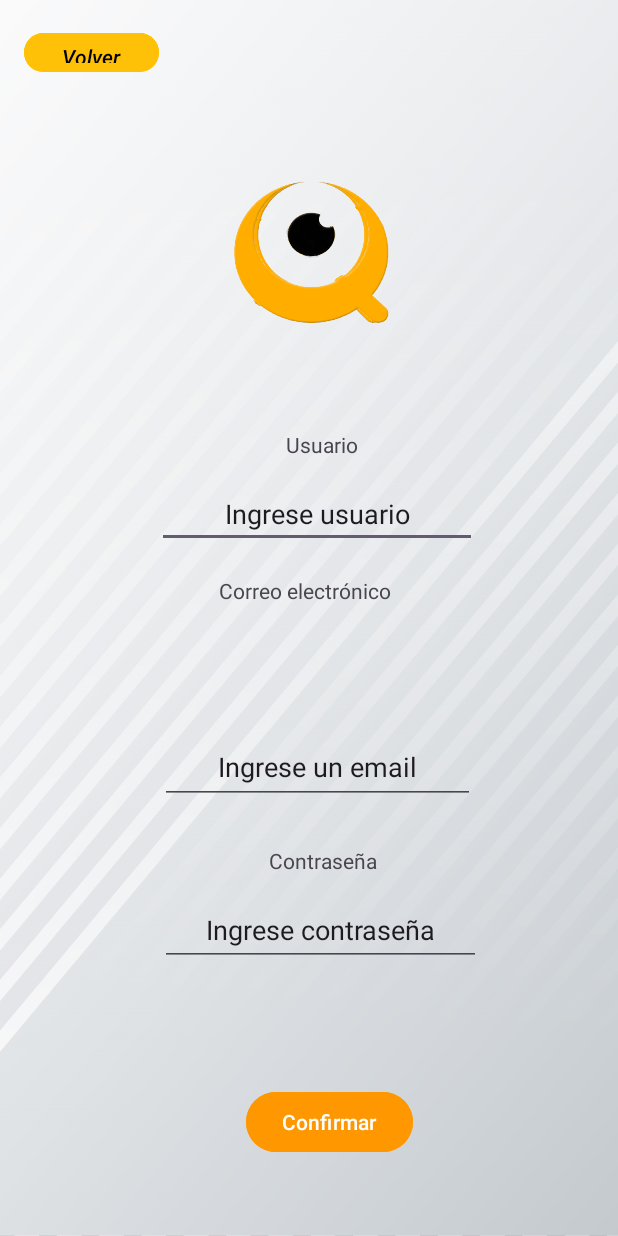
After one commit to MaryselR/ANDROID, an Android app: the Registro screen opened directly, with no data from a screen before it, on a phone screen of 412 x 824 dp. The commit adds this screen. Run offline under Robolectric (Android 15) with nearby library versions, the phone set to English and light mode, and no system bars; Roboto replaces fonts that are not available here.

Commit message:
Se agrega Registro de usuario. Pendiente arreglos en UI

```diff
--- a/Observa_Cordoba/app/src/main/AndroidManifest.xml
+++ b/Observa_Cordoba/app/src/main/AndroidManifest.xml
@@ -12,6 +12,15 @@
         android:supportsRtl="true"
         android:theme="@style/Theme.Observa_Cordoba"
         tools:targetApi="31">
+        <activity
+            android:label="Registro Usuario"
+            android:parentActivityName=".MainActivity"
+            android:name=".Registro">
+        <meta-data
+            android:name="android.support.PARENT_ACTIVITY"
+            android:exported="false"
+            android:value=".MainActivity"/>
+        </activity>
         <activity
             android:name=".Loguin"
             android:exported="false" />
--- a/Observa_Cordoba/app/src/main/java/com/example/observa_cordoba/MainActivity.java
+++ b/Observa_Cordoba/app/src/main/java/com/example/observa_cordoba/MainActivity.java
@@ -1,7 +1,8 @@
 package com.example.observa_cordoba;
 
 import androidx.appcompat.app.AppCompatActivity;
-
+import android.content.Intent;
+import android.view.View;
 import android.os.Bundle;
 
 public class MainActivity extends AppCompatActivity {
@@ -11,4 +12,9 @@ public class MainActivity extends AppCompatActivity {
         super.onCreate(savedInstanceState);
         setContentView(R.layout.activity_main);
     }
+        public void activity_registro(View vista){
+        Intent regitroIntent = new Intent( this, Registro.class);
+        startActivity(regitroIntent);
+    }
+
 }
--- /dev/null
+++ b/Observa_Cordoba/app/src/main/java/com/example/observa_cordoba/Registro.java
@@ -0,0 +1,24 @@
+package com.example.observa_cordoba;
+
+import androidx.appcompat.app.AppCompatActivity;
+import android.content.Intent;
+import android.view.View;
+import android.os.Bundle;
+
+public class Registro extends AppCompatActivity {
+
+    @Override
+    protected void onCreate(Bundle savedInstanceState) {
+        super.onCreate(savedInstanceState);
+        setContentView(R.layout.activity_registro);
+    }
+    public void MainActivity(View vista) {
+        Intent mainIntent = new Intent(this, MainActivity.class);
+        startActivity(mainIntent);
+    }
+
+    public void Inicio(View vista) {
+        Intent inicioIntent = new Intent(this, Inicio.class);
+        startActivity(inicioIntent);
+    }
+}
--- a/Observa_Cordoba/app/src/main/res/layout/activity_main.xml
+++ b/Observa_Cordoba/app/src/main/res/layout/activity_main.xml
@@ -36,7 +36,9 @@
         app:layout_constraintBottom_toBottomOf="parent"
         app:layout_constraintEnd_toStartOf="@+id/Login"
         app:layout_constraintStart_toStartOf="parent"
-        app:layout_constraintTop_toTopOf="parent" />
+        app:layout_constraintTop_toTopOf="parent"
+        android:onClick="activity_registro"
+        tools:ignore="OnClick"/>
 
     <Button
         android:id="@+id/Login"
--- /dev/null
+++ b/Observa_Cordoba/app/src/main/res/layout/activity_registro.xml
@@ -0,0 +1,142 @@
+<?xml version="1.0" encoding="utf-8"?>
+<androidx.constraintlayout.widget.ConstraintLayout
+    xmlns:android="http://schemas.android.com/apk/res/android"
+    xmlns:app="http://schemas.android.com/apk/res-auto"
+    xmlns:tools="http://schemas.android.com/tools"
+    android:layout_width="match_parent"
+    android:layout_height="match_parent"
+    tools:context=".Registro"
+    android:background="@drawable/background"
+    android:id="@+id/regUsuario">
+
+    <ImageView
+        android:id="@+id/imageView"
+        android:layout_width="123dp"
+        android:layout_height="95dp"
+        android:foreground="@drawable/ojo"
+        android:visibility="visible"
+        app:layout_constraintBottom_toBottomOf="parent"
+        app:layout_constraintEnd_toEndOf="parent"
+        app:layout_constraintHorizontal_bias="0.504"
+        app:layout_constraintStart_toStartOf="parent"
+        app:layout_constraintTop_toTopOf="parent"
+        app:layout_constraintVertical_bias="0.166"
+        app:srcCompat="@drawable/ojo"
+        tools:srcCompat="@drawable/ojo" />
+
+    <Button
+        android:id="@+id/btnConfirmar"
+        android:layout_width="wrap_content"
+        android:layout_height="wrap_content"
+        android:layout_marginBottom="52dp"
+        android:backgroundTint="#FF9800"
+        android:onClick="Inicio"
+        android:text="Confirmar"
+        app:layout_constraintBottom_toBottomOf="parent"
+        app:layout_constraintEnd_toEndOf="parent"
+        app:layout_constraintHorizontal_bias="0.545"
+        app:layout_constraintStart_toStartOf="parent"
+        tools:ignore="OnClick" />
+
+    <Button
+        android:layout_height="34dp"
+        android:layout_width="90dp"
+        android:id="@+id/btnVolver"
+        app:layout_constraintVertical_bias="0.023"
+        app:layout_constraintTop_toTopOf="parent"
+        app:layout_constraintStart_toStartOf="parent"
+        app:layout_constraintHorizontal_bias="0.05"
+        app:layout_constraintEnd_toEndOf="parent"
+        app:layout_constraintBottom_toBottomOf="parent"
+        tools:ignore="OnClick"
+        android:onClick="MainActivity"
+        android:text="Volver"
+        android:backgroundTint="#FFC107"
+        android:textStyle="italic"
+        android:textColor="#020202"/>
+
+    <TextView
+        android:id="@+id/lblNombreUsuario"
+        android:layout_width="wrap_content"
+        android:layout_height="wrap_content"
+        android:text="Usuario"
+        android:visibility="visible"
+        app:layout_constraintBottom_toBottomOf="parent"
+        app:layout_constraintEnd_toEndOf="parent"
+        app:layout_constraintHorizontal_bias="0.523"
+        app:layout_constraintStart_toStartOf="parent"
+        app:layout_constraintTop_toBottomOf="@+id/imageView"
+        app:layout_constraintVertical_bias="0.12" />
+
+    <EditText
+        android:id="@+id/inputUsuario"
+        android:layout_width="wrap_content"
+        android:layout_height="wrap_content"
+        android:ems="10"
+        android:inputType="text"
+        android:singleLine="false"
+        android:text="Ingrese usuario"
+        android:textAlignment="center"
+        android:visibility="visible"
+        app:layout_constraintBottom_toBottomOf="parent"
+        app:layout_constraintEnd_toEndOf="parent"
+        app:layout_constraintHorizontal_bias="0.527"
+        app:layout_constraintStart_toStartOf="parent"
+        app:layout_constraintTop_toBottomOf="@+id/lblNombreUsuario"
+        app:layout_constraintVertical_bias="0.029" />
+
+    <EditText
+        android:id="@+id/editTextText2"
+        android:layout_width="210dp"
+        android:layout_height="49dp"
+        android:layout_marginBottom="288dp"
+        android:ems="10"
+        android:inputType="text"
+        android:text="Ingrese un email"
+        android:textAlignment="center"
+        app:layout_constraintBottom_toBottomOf="parent"
+        app:layout_constraintEnd_toEndOf="parent"
+        app:layout_constraintHorizontal_bias="0.527"
+        app:layout_constraintStart_toStartOf="parent" />
+
+    <TextView
+        android:id="@+id/lblPassword"
+        android:layout_width="wrap_content"
+        android:layout_height="wrap_content"
+        android:text="Contraseña"
+        android:visibility="visible"
+        app:layout_constraintBottom_toBottomOf="parent"
+        app:layout_constraintEnd_toEndOf="parent"
+        app:layout_constraintHorizontal_bias="0.528"
+        app:layout_constraintStart_toStartOf="parent"
+        app:layout_constraintTop_toBottomOf="@+id/editTextText2"
+        app:layout_constraintVertical_bias="0.104"
+        tools:visibility="visible" />
+
+    <TextView
+        android:id="@+id/lblEmail"
+        android:layout_width="135dp"
+        android:layout_height="22dp"
+        android:text="Correo electrónico"
+        app:layout_constraintBottom_toBottomOf="parent"
+        app:layout_constraintEnd_toEndOf="parent"
+        app:layout_constraintHorizontal_bias="0.528"
+        app:layout_constraintStart_toStartOf="parent"
+        app:layout_constraintTop_toBottomOf="@+id/inputUsuario"
+        app:layout_constraintVertical_bias="0.043" />
+
+    <EditText
+        android:id="@+id/editTextText3"
+        android:layout_width="214dp"
+        android:layout_height="47dp"
+        android:layout_marginBottom="180dp"
+        android:ems="10"
+        android:inputType="text"
+        android:text="Ingrese contraseña"
+        android:textAlignment="center"
+        app:layout_constraintBottom_toBottomOf="parent"
+        app:layout_constraintEnd_toEndOf="parent"
+        app:layout_constraintHorizontal_bias="0.538"
+        app:layout_constraintStart_toStartOf="parent" />
+
+</androidx.constraintlayout.widget.ConstraintLayout>
--- a/Observa_Cordoba/build.gradle
+++ b/Observa_Cordoba/build.gradle
@@ -1,5 +1,5 @@
 // Top-level build file where you can add configuration options common to all sub-projects/modules.
 plugins {
-    id 'com.android.application' version '8.0.1' apply false
-    id 'com.android.library' version '8.0.1' apply false
+    id 'com.android.application' version '8.0.2' apply false
+    id 'com.android.library' version '8.0.2' apply false
 }
--- a/Observa_Cordoba/gradle.properties
+++ b/Observa_Cordoba/gradle.properties
@@ -6,7 +6,7 @@
 # http://www.gradle.org/docs/current/userguide/build_environment.html
 # Specifies the JVM arguments used for the daemon process.
 # The setting is particularly useful for tweaking memory settings.
-org.gradle.jvmargs=-Xmx2048m -Dfile.encoding=UTF-8
+org.gradle.jvmargs=-Xmx4608m -Dfile.encoding=UTF-8
 # When configured, Gradle will run in incubating parallel mode.
 # This option should only be used with decoupled projects. More details, visit
 # http://www.gradle.org/docs/current/userguide/multi_project_builds.html#sec:decoupled_projects
```
